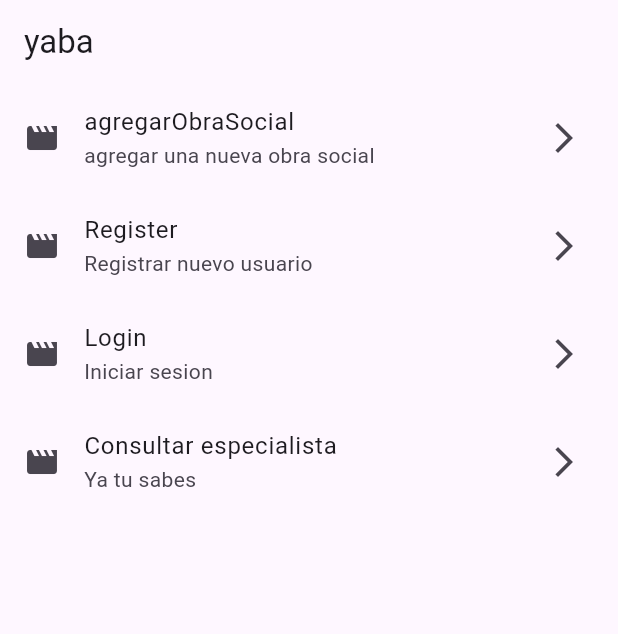
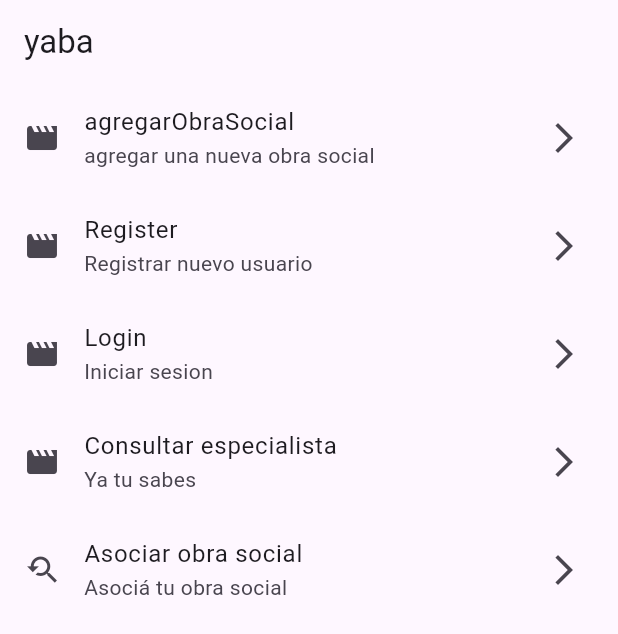
Before and after one commit to Sixela33/AutoGuard, a Flutter app: the screen it shows after launch, on a phone screen of 412 x 824 dp. Shown: the top 634 px of the screen. Run offline on Flutter 3.47's test engine with Material 3 defaults, Android fonts, the phone set to English and light mode, and no system bars; our stand-ins replace cloud_firestore, firebase_auth, firebase_core, flutter_dotenv, flutter_riverpod, go_router; missing offline and left inert: dart_openai; accounts and stored records are empty.

Commit message:
Agregar asociacion de obra social

```diff
--- a/lib/core/appRouter.dart
+++ b/lib/core/appRouter.dart
@@ -32,7 +32,11 @@ final appRouter = GoRouter(
     GoRoute(
       path: '/especialista',
       builder: (context, state) => ConsultarEspecialista()
-    )
+    ),
+    GoRoute(
+      path: '/asociarObraSocial',
+      builder: (context, state) => AgregarObraSocial()
+    ),
   ],
 
 );
--- a/lib/core/menu/menu_items.dart
+++ b/lib/core/menu/menu_items.dart
@@ -34,5 +34,11 @@ const List<MenuItem> menuItems = [
     icon: Icons.movie,
     link: '/especialista'
   ),
+  MenuItem(
+    title: "Asociar obra social",
+  subtitle:  "Asociá tu obra social",
+  icon: Icons.youtube_searched_for_outlined,
+  link: "/asociarObraSocial"
+  ),
 
 ];
```
Also changed, not shown: 1 other file.
